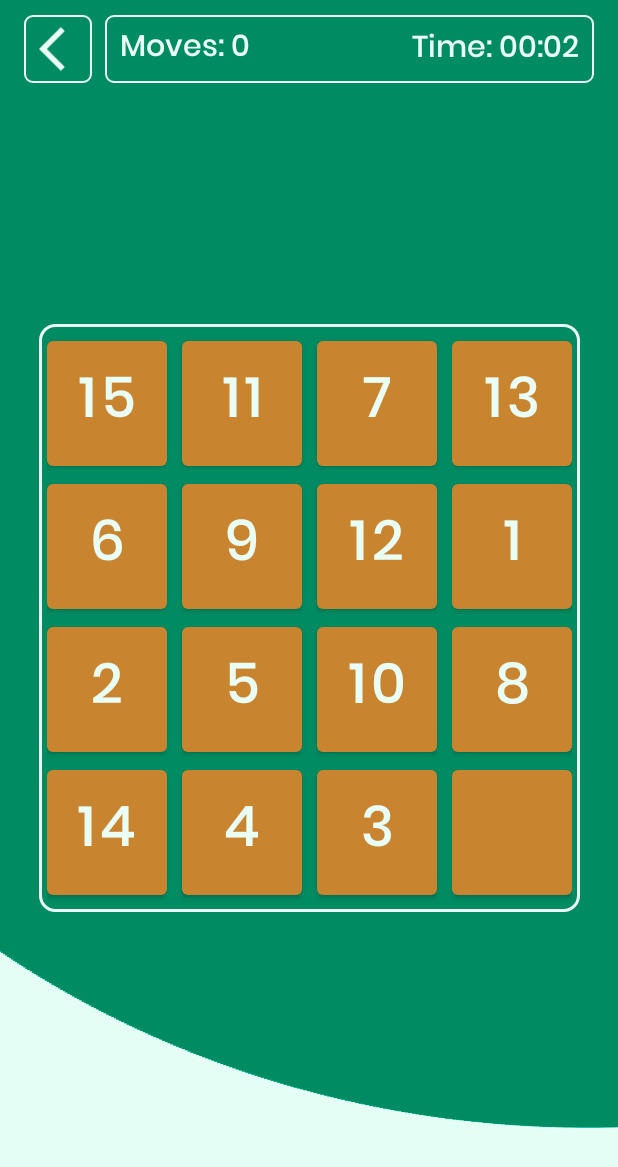
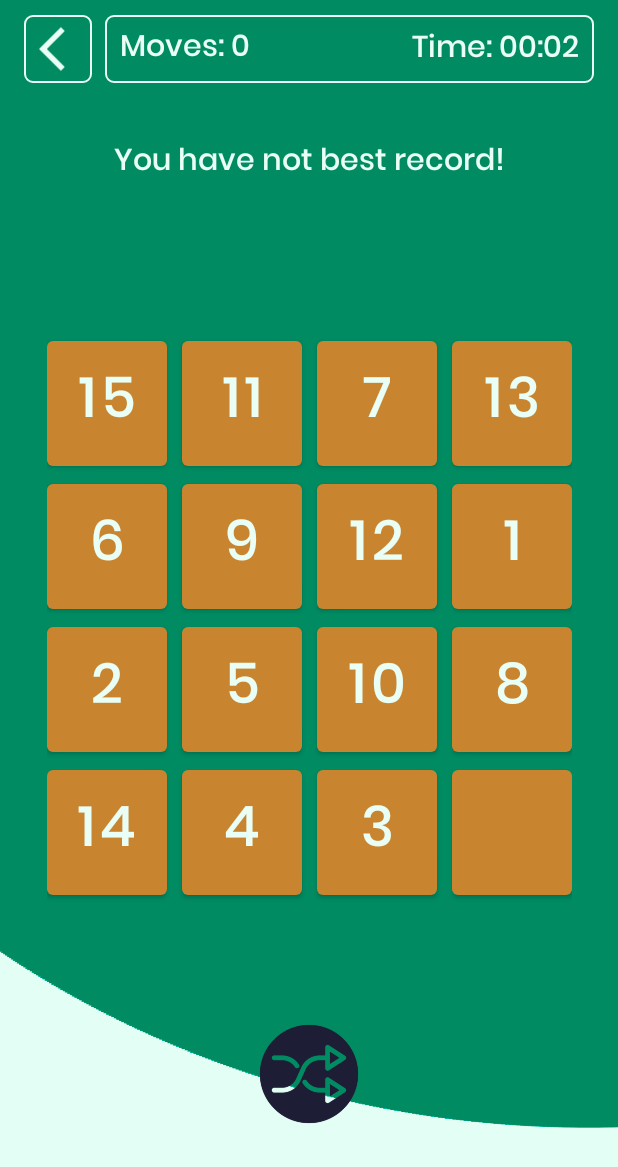
Before and after one commit to JavohirbekSafarov/Puzzle_15, an Android app: the GameActivity screen opened directly, with no data from a screen before it, on a phone screen of 412 x 824 dp. Shown: the top 1167 px of the screen. Run offline under Robolectric (Android 15) with nearby library versions, the phone set to English and light mode, and no system bars; libraries missing offline, so code that uses them is left out: com.daimajia.androidanimations; Roboto replaces fonts that are not available here; 1 statement that could not run was skipped.

Commit message:
fifth commit

```diff
--- a/app/build.gradle
+++ b/app/build.gradle
@@ -10,8 +10,8 @@ android {
         applicationId "com.javohirbekcoder.puzzle15"
         minSdk 23
         targetSdk 32
-        versionCode 1
-        versionName "1.0"
+        versionCode 2
+        versionName "2.0"
 
         testInstrumentationRunner "androidx.test.runner.AndroidJUnitRunner"
     }
--- a/app/src/main/java/com/javohirbekcoder/puzzle15/GameActivity.java
+++ b/app/src/main/java/com/javohirbekcoder/puzzle15/GameActivity.java
@@ -2,6 +2,7 @@ package com.javohirbekcoder.puzzle15;
 
 import android.app.Dialog;
 import android.content.Intent;
+import android.content.SharedPreferences;
 import android.os.Bundle;
 import android.os.CountDownTimer;
 import android.view.View;
@@ -37,6 +38,10 @@ public class GameActivity extends AppCompatActivity {
     private Dialog goBackDialog, winDialog;
     private boolean isTimerRunning = false;
 
+    private SharedPreferences   sharedPreferences;
+    private SharedPreferences.Editor editor;
+    private int bestRecordMoves;
+
 
     @Override
     protected void onCreate(Bundle savedInstanceState) {
@@ -45,12 +50,23 @@ public class GameActivity extends AppCompatActivity {
         setContentView(binding.getRoot());
 
         binding.goBackbtn.setOnClickListener(v -> onBackPressed());
+        binding.shuffleBtn.setOnClickListener(v -> generateNumbers());
         loadTimer();
         loadViews();
         loadNumbers();
         generateNumbers();
-        loadDataToViews();
         loadDialogs();
+        loadBestRecord();
+    }
+
+    private void loadBestRecord() {
+        sharedPreferences = getSharedPreferences("records", MODE_PRIVATE);
+        editor = sharedPreferences.edit();
+        bestRecordMoves = sharedPreferences.getInt("recordMoves", 99999999);
+        if (bestRecordMoves == 99999999)
+            binding.recordTV.setText("You have not best record!");
+        else
+            binding.recordTV.setText("Best record: " + bestRecordMoves);
     }
 
     private void loadDialogs() {
@@ -114,6 +130,7 @@ public class GameActivity extends AppCompatActivity {
             tiles[randomNum] = tiles[n];
             tiles[n] = temp;
         }
+        loadDataToViews();
         if (!isSolvable())
             generateNumbers();
     }
@@ -177,7 +194,12 @@ public class GameActivity extends AppCompatActivity {
         }
 
         if (isWin) {
-            Toast.makeText(this, "Win!! moves" + moves, Toast.LENGTH_SHORT).show();
+            if (bestRecordMoves > moves){
+                int movesOrginal = moves + 1;
+                editor.putInt("recordMoves", movesOrginal);
+                editor.apply();
+                Toast.makeText(this, "" + movesOrginal, Toast.LENGTH_SHORT).show();
+            }
             callWinDialog(moves, binding.timeTv.getText().toString());
             timer.cancel();
         }
--- a/app/src/main/java/com/javohirbekcoder/puzzle15/MainActivity.java
+++ b/app/src/main/java/com/javohirbekcoder/puzzle15/MainActivity.java
@@ -18,6 +18,7 @@ public class MainActivity extends AppCompatActivity {
         playgameBtn = (ImageView) findViewById(R.id.playGamebtn);
 
         playgameBtn.setOnClickListener(v -> {
+
             startActivity(new Intent(getApplicationContext(), GameActivity.class));
         });
     }
--- a/app/src/main/res/layout/activity_game.xml
+++ b/app/src/main/res/layout/activity_game.xml
@@ -7,6 +7,30 @@
     android:layout_height="match_parent"
     tools:context=".GameActivity"
     android:background="@drawable/background1">
+
+    <TextView
+        android:id="@+id/recordTV"
+        android:layout_width="wrap_content"
+        android:layout_height="wrap_content"
+        android:fontFamily="@font/poppins_medium"
+        android:text="Best Record:"
+        android:textColor="@color/textColor"
+        android:textSize="20dp"
+        app:layout_constraintBottom_toTopOf="@+id/linearLayout2"
+        app:layout_constraintEnd_toEndOf="parent"
+        app:layout_constraintStart_toStartOf="parent"
+        app:layout_constraintTop_toTopOf="parent" />
+
+    <ImageView
+        android:id="@+id/shuffleBtn"
+        android:layout_width="80dp"
+        android:layout_height="80dp"
+        android:src="@drawable/shuffle"
+        app:layout_constraintBottom_toBottomOf="parent"
+        app:layout_constraintEnd_toEndOf="parent"
+        app:layout_constraintStart_toStartOf="parent"
+        app:layout_constraintTop_toBottomOf="@+id/linearLayout2"
+        app:tint="@color/foruthColor" />
 
     <ImageView
         android:id="@+id/goBackbtn"
@@ -91,15 +115,15 @@
     </androidx.constraintlayout.widget.ConstraintLayout>
 
     <LinearLayout
+        android:id="@+id/linearLayout2"
         android:layout_width="wrap_content"
         android:layout_height="wrap_content"
         android:orientation="vertical"
+        android:padding="5dp"
         app:layout_constraintBottom_toBottomOf="parent"
         app:layout_constraintEnd_toEndOf="parent"
         app:layout_constraintStart_toStartOf="parent"
-        app:layout_constraintTop_toTopOf="parent"
-        android:padding="5dp"
-        android:background="@drawable/gridback">
+        app:layout_constraintTop_toTopOf="parent">
 
         <LinearLayout
             android:layout_width="wrap_content"
@@ -110,52 +134,52 @@
                 android:id="@+id/button1"
                 android:layout_width="80dp"
                 android:layout_height="95dp"
+                android:fontFamily="@font/poppins_medium"
+                android:onClick="btnClick"
+                android:tag="00"
                 android:text="1"
                 android:textColor="@color/textColor"
-                android:textSize="37sp"
-                android:fontFamily="@font/poppins_medium"
-                android:tag="00"
-                android:onClick="btnClick"
-                />
+                android:textSize="37sp" />
+
             <Button
                 android:id="@+id/button2"
                 android:layout_width="80dp"
                 android:layout_height="95dp"
+                android:layout_marginHorizontal="10dp"
+                android:fontFamily="@font/poppins_medium"
+                android:onClick="btnClick"
+                android:tag="01"
                 android:text="2"
+                android:textAlignment="center"
                 android:textColor="@color/textColor"
-                android:textSize="37sp"
-                android:fontFamily="@font/poppins_medium"
-                android:textAlignment="center"
-                android:layout_marginHorizontal="10dp"
-                android:tag="01"
-                android:onClick="btnClick"
-                />
+                android:textSize="37sp" />
+
             <Button
                 android:id="@+id/button3"
                 android:layout_width="80dp"
                 android:layout_height="95dp"
+                android:fontFamily="@font/poppins_medium"
+                android:onClick="btnClick"
+                android:tag="02"
                 android:text="3"
+                android:textAlignment="center"
                 android:textColor="@color/textColor"
-                android:textSize="37sp"
-                android:fontFamily="@font/poppins_medium"
-                android:textAlignment="center"
-                android:tag="02"
-                android:onClick="btnClick"
-                />
+                android:textSize="37sp" />
+
             <Button
                 android:id="@+id/button4"
                 android:layout_width="80dp"
                 android:layout_height="95dp"
+                android:layout_marginStart="10dp"
+                android:fontFamily="@font/poppins_medium"
+                android:onClick="btnClick"
+                android:tag="03"
                 android:text="4"
-                android:layout_marginStart="10dp"
+                android:textAlignment="center"
                 android:textColor="@color/textColor"
-                android:textSize="37sp"
-                android:fontFamily="@font/poppins_medium"
-                android:textAlignment="center"
-                android:tag="03"
-                android:onClick="btnClick"
-                />
+                android:textSize="37sp" />
         </LinearLayout>
+
         <LinearLayout
             android:layout_width="wrap_content"
             android:layout_height="wrap_content"
@@ -165,52 +189,52 @@
                 android:id="@+id/button5"
                 android:layout_width="80dp"
                 android:layout_height="95dp"
+                android:fontFamily="@font/poppins_medium"
+                android:onClick="btnClick"
+                android:tag="10"
                 android:text="5"
                 android:textColor="@color/textColor"
-                android:textSize="37sp"
-                android:fontFamily="@font/poppins_medium"
-                android:tag="10"
-                android:onClick="btnClick"
-                />
+                android:textSize="37sp" />
+
             <Button
                 android:id="@+id/button6"
                 android:layout_width="80dp"
                 android:layout_height="95dp"
+                android:layout_marginHorizontal="10dp"
+                android:fontFamily="@font/poppins_medium"
+                android:onClick="btnClick"
+                android:tag="11"
                 android:text="6"
+                android:textAlignment="center"
                 android:textColor="@color/textColor"
-                android:textSize="37sp"
-                android:fontFamily="@font/poppins_medium"
-                android:textAlignment="center"
-                android:layout_marginHorizontal="10dp"
-                android:tag="11"
-                android:onClick="btnClick"
-                />
+                android:textSize="37sp" />
+
             <Button
                 android:id="@+id/button7"
                 android:layout_width="80dp"
                 android:layout_height="95dp"
+                android:fontFamily="@font/poppins_medium"
+                android:onClick="btnClick"
+                android:tag="12"
                 android:text="7"
+                android:textAlignment="center"
                 android:textColor="@color/textColor"
-                android:textSize="37sp"
-                android:fontFamily="@font/poppins_medium"
-                android:textAlignment="center"
-                android:tag="12"
-                android:onClick="btnClick"
-                />
+                android:textSize="37sp" />
+
             <Button
                 android:id="@+id/button8"
                 android:layout_width="80dp"
                 android:layout_height="95dp"
+                android:layout_marginStart="10dp"
+                android:fontFamily="@font/poppins_medium"
+                android:onClick="btnClick"
+                android:tag="13"
                 android:text="8"
-                android:layout_marginStart="10dp"
+                android:textAlignment="center"
                 android:textColor="@color/textColor"
-                android:textSize="37sp"
-                android:fontFamily="@font/poppins_medium"
-                android:textAlignment="center"
-                android:tag="13"
-                android:onClick="btnClick"
-                />
+                android:textSize="37sp" />
         </LinearLayout>
+
         <LinearLayout
             android:layout_width="wrap_content"
             android:layout_height="wrap_content"
@@ -220,52 +244,52 @@
                 android:id="@+id/button9"
                 android:layout_width="80dp"
                 android:layout_height="95dp"
+                android:fontFamily="@font/poppins_medium"
+                android:onClick="btnClick"
+                android:tag="20"
                 android:text="9"
                 android:textColor="@color/textColor"
-                android:textSize="37sp"
-                android:fontFamily="@font/poppins_medium"
-                android:tag="20"
-                android:onClick="btnClick"
-                />
+                android:textSize="37sp" />
+
             <Button
                 android:id="@+id/button10"
                 android:layout_width="80dp"
                 android:layout_height="95dp"
+                android:layout_marginHorizontal="10dp"
+                android:fontFamily="@font/poppins_medium"
+                android:onClick="btnClick"
+                android:tag="21"
                 android:text="10"
+                android:textAlignment="center"
                 android:textColor="@color/textColor"
-                android:textSize="37sp"
-                android:fontFamily="@font/poppins_medium"
-                android:textAlignment="center"
-                android:layout_marginHorizontal="10dp"
-                android:tag="21"
-                android:onClick="btnClick"
-                />
+                android:textSize="37sp" />
+
             <Button
                 android:id="@+id/button11"
                 android:layout_width="80dp"
                 android:layout_height="95dp"
+                android:fontFamily="@font/poppins_medium"
+                android:onClick="btnClick"
+                android:tag="22"
                 android:text="11"
+                android:textAlignment="center"
                 android:textColor="@color/textColor"
-                android:textSize="37sp"
-                android:fontFamily="@font/poppins_medium"
-                android:textAlignment="center"
-                android:tag="22"
-                android:onClick="btnClick"
-                />
+                android:textSize="37sp" />
+
             <Button
                 android:id="@+id/button12"
                 android:layout_width="80dp"
                 android:layout_height="95dp"
+                android:layout_marginStart="10dp"
+                android:fontFamily="@font/poppins_medium"
+                android:onClick="btnClick"
+                android:tag="23"
                 android:text="12"
-                android:layout_marginStart="10dp"
+                android:textAlignment="center"
                 android:textColor="@color/textColor"
-                android:textSize="37sp"
-                android:fontFamily="@font/poppins_medium"
-                android:textAlignment="center"
-                android:tag="23"
-                android:onClick="btnClick"
-                />
+                android:textSize="37sp" />
         </LinearLayout>
+
         <LinearLayout
             android:layout_width="wrap_content"
             android:layout_height="wrap_content"
@@ -275,50 +299,49 @@
                 android:id="@+id/button13"
                 android:layout_width="80dp"
                 android:layout_height="95dp"
+                android:fontFamily="@font/poppins_medium"
+                android:onClick="btnClick"
+                android:tag="30"
                 android:text="13"
                 android:textColor="@color/textColor"
-                android:textSize="37sp"
-                android:fontFamily="@font/poppins_medium"
-                android:tag="30"
-                android:onClick="btnClick"
-                />
+                android:textSize="37sp" />
+
             <Button
                 android:id="@+id/button14"
                 android:layout_width="80dp"
                 android:layout_height="95dp"
+                android:layout_marginHorizontal="10dp"
+                android:fontFamily="@font/poppins_medium"
+                android:onClick="btnClick"
+                android:tag="31"
                 android:text="14"
+                android:textAlignment="center"
                 android:textColor="@color/textColor"
-                android:textSize="37sp"
-                android:fontFamily="@font/poppins_medium"
-                android:textAlignment="center"
-                android:layout_marginHorizontal="10dp"
-                android:tag="31"
-                android:onClick="btnClick"
-                />
+                android:textSize="37sp" />
+
             <Button
                 android:id="@+id/button15"
                 android:layout_width="80dp"
                 android:layout_height="95dp"
+                android:fontFamily="@font/poppins_medium"
+                android:onClick="btnClick"
+                android:tag="32"
                 android:text="15"
+                android:textAlignment="center"
                 android:textColor="@color/textColor"
-                android:textSize="37sp"
-                android:fontFamily="@font/poppins_medium"
-                android:textAlignment="center"
-                android:tag="32"
-                android:onClick="btnClick"
-                />
+                android:textSize="37sp" />
+
             <Button
                 android:id="@+id/button16"
                 android:layout_width="80dp"
                 android:layout_height="95dp"
                 android:layout_marginStart="10dp"
+                android:fontFamily="@font/poppins_medium"
+                android:onClick="btnClick"
+                android:tag="33"
+                android:textAlignment="center"
                 android:textColor="@color/textColor"
-                android:textSize="37sp"
-                android:fontFamily="@font/poppins_medium"
-                android:textAlignment="center"
-                android:tag="33"
-                android:onClick="btnClick"
-                />
+                android:textSize="37sp" />
         </LinearLayout>
     </LinearLayout>
 
```
Also changed, not shown: app/src/main/res/drawable/cup.png (deleted), app/src/main/res/drawable/cup.webp (added), app/src/main/res/drawable/shuffle.webp (added).
